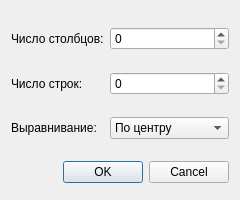
Above: text_editor/tabledialog.ui from Rouva-Huu/text_editor before the change. Below: the same form after it.
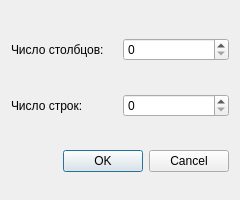
That is the form after the change.

```diff
--- a/text_editor/tabledialog.ui
+++ b/text_editor/tabledialog.ui
@@ -41,19 +41,6 @@
    <property name="bottomMargin">
     <number>0</number>
    </property>
-   <item row="2" column="0">
-    <widget class="QLabel" name="label_3">
-     <property name="maximumSize">
-      <size>
-       <width>16777215</width>
-       <height>16777215</height>
-      </size>
-     </property>
-     <property name="text">
-      <string>Выравнивание:</string>
-     </property>
-    </widget>
-   </item>
    <item row="1" column="0">
     <widget class="QLabel" name="label_2">
      <property name="maximumSize">
@@ -67,24 +54,8 @@
      </property>
     </widget>
    </item>
-   <item row="2" column="1">
-    <widget class="QComboBox" name="comboBox">
-     <item>
-      <property name="text">
-       <string>По центру</string>
-      </property>
-     </item>
-     <item>
-      <property name="text">
-       <string>По левому краю</string>
-      </property>
-     </item>
-     <item>
-      <property name="text">
-       <string>По правому краю</string>
-      </property>
-     </item>
-    </widget>
+   <item row="0" column="1">
+    <widget class="QSpinBox" name="spinBox"/>
    </item>
    <item row="0" column="0">
     <widget class="QLabel" name="label">
@@ -99,7 +70,10 @@
      </property>
     </widget>
    </item>
-   <item row="3" column="0" colspan="2">
+   <item row="1" column="1">
+    <widget class="QSpinBox" name="spinBox_2"/>
+   </item>
+   <item row="2" column="0" colspan="2">
     <widget class="QDialogButtonBox" name="buttonBox">
      <property name="orientation">
       <enum>Qt::Orientation::Horizontal</enum>
@@ -109,12 +83,6 @@
      </property>
     </widget>
    </item>
-   <item row="0" column="1">
-    <widget class="QSpinBox" name="spinBox"/>
-   </item>
-   <item row="1" column="1">
-    <widget class="QSpinBox" name="spinBox_2"/>
-   </item>
   </layout>
  </widget>
  <resources/>
```
